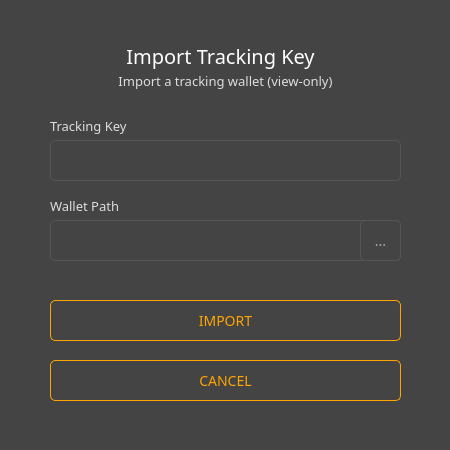
The window that src/gui/ui/importtracking.ui (ConcealNetwork/conceal-desktop) describes before a commit, drawn with Qt 5.
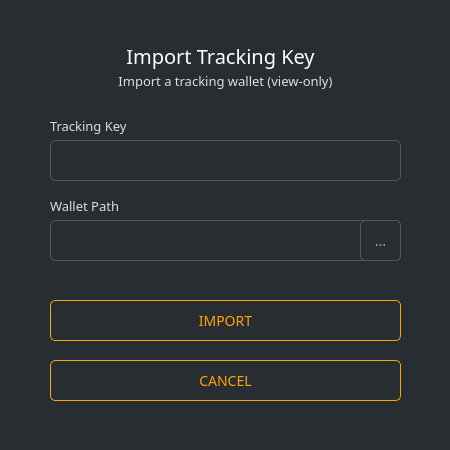
The same window after the commit.

Patch:
```diff
--- a/src/gui/ui/importtracking.ui
+++ b/src/gui/ui/importtracking.ui
@@ -14,7 +14,7 @@
    <string>Import</string>
   </property>
   <property name="styleSheet">
-   <string notr="true">background-color: #444; color: #ddd; border: 0px; font-family: Raleway;</string>
+   <string notr="true">background-color: #282d31; color: #ddd; border: 0px; font-family: Raleway;</string>
   </property>
   <widget class="QGroupBox" name="groupBox">
    <property name="geometry">
```
